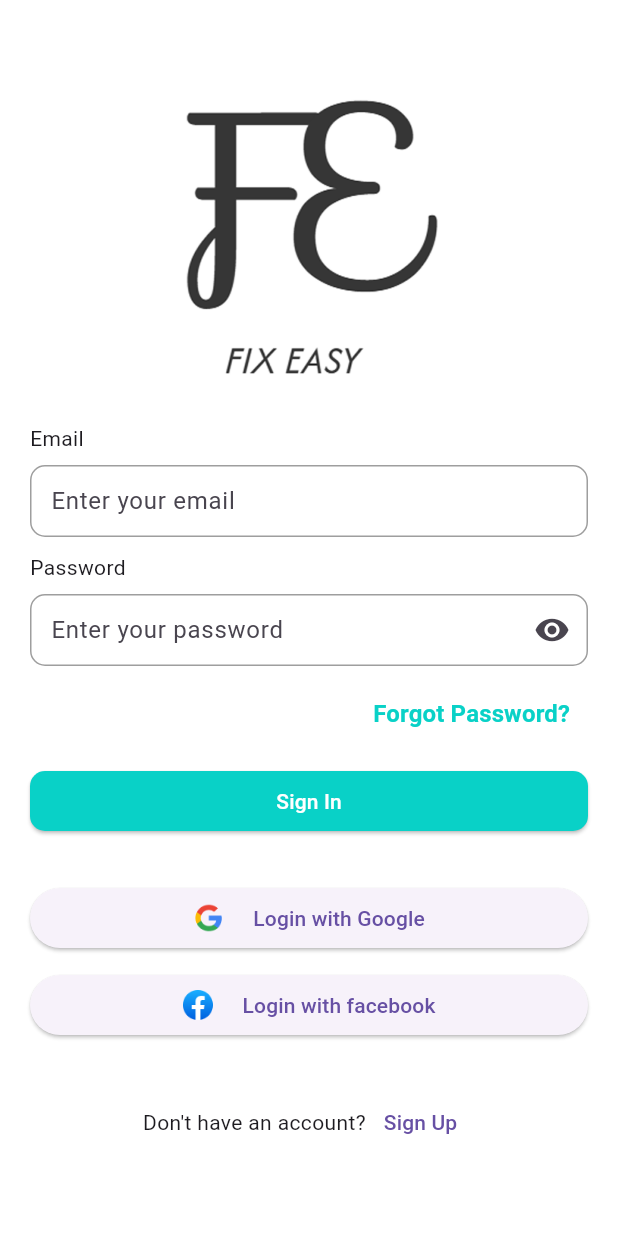
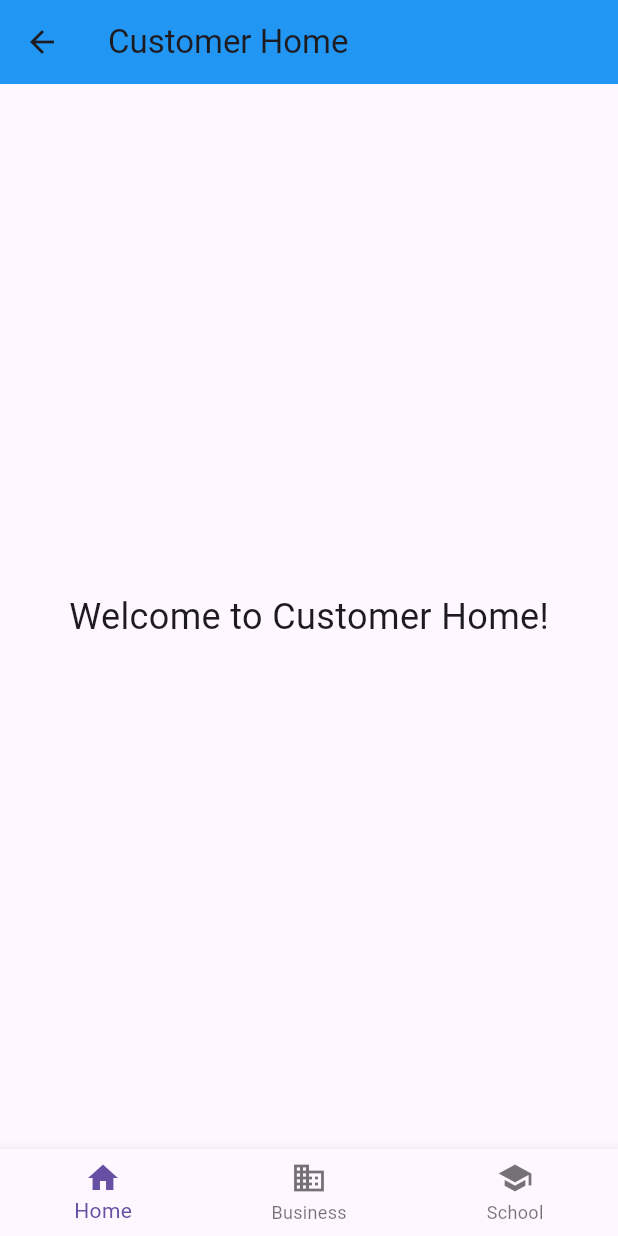
Before and after one commit to chand-latif/finalYearProject, a Flutter app: the screen it shows after launch, after a tap on "Login with Google", on a phone screen of 412 x 824 dp. Run offline on Flutter 3.47's test engine with Material 3 defaults, Android fonts, the light colour scheme and no system bars; our stand-ins replace pin_code_fields.

Commit message:
added home screen on google login button for test

```diff
--- /dev/null
+++ b/lib/customer_home.dart
@@ -0,0 +1,28 @@
+import 'package:flutter/material.dart';
+import 'nav_bar.dart';
+
+class CustomerHome extends StatefulWidget {
+  const CustomerHome({super.key});
+
+  @override
+  State<CustomerHome> createState() => _CustomerHomeState();
+}
+
+class _CustomerHomeState extends State<CustomerHome> {
+  @override
+  Widget build(BuildContext context) {
+    return Scaffold(
+      appBar: AppBar(
+        title: Text('Customer Home'),
+        backgroundColor: Colors.blue,
+      ),
+      body: Center(
+        child: Text(
+          'Welcome to Customer Home!',
+          style: TextStyle(fontSize: 24),
+        ),
+      ),
+      bottomNavigationBar: CustomNavBar(),
+    );
+  }
+}
--- a/lib/forgot_password.dart
+++ b/lib/forgot_password.dart
@@ -1,6 +1,6 @@
 import 'package:flutter/material.dart';
 import 'theme.dart';
-import 'verficationOTP.dart';
+import 'verfication_otp.dart';
 
 class ForgotPassword extends StatefulWidget {
   const ForgotPassword({super.key});
--- a/lib/login_screen.dart
+++ b/lib/login_screen.dart
@@ -119,7 +119,7 @@ class _MyHomePageState extends State<MyHomePage> {
                                 textAlign: TextAlign.center,
                               ),
                               onPressed: () {
-                                Navigator.pushNamed(context, '/forgotPassword');
+                                Navigator.pushNamed(context, '/ForgotPassword');
                               },
                             ),
                           ],
@@ -149,7 +149,9 @@ class _MyHomePageState extends State<MyHomePage> {
                     SizedBox(
                       width: double.infinity,
                       child: ElevatedButton(
-                        onPressed: () {},
+                        onPressed: () {
+                          Navigator.pushNamed(context, '/customerHome');
+                        },
                         child: Row(
                           spacing: 20,
                           mainAxisAlignment: MainAxisAlignment.center,
--- a/lib/main.dart
+++ b/lib/main.dart
@@ -5,6 +5,7 @@ import 'sign_up.dart';
 import 'forgot_password.dart';
 import 'new_password.dart';
 import 'password_confirmation.dart';
+import 'customer_home.dart';
 
 void main() {
   runApp(const MyApp());
@@ -22,9 +23,10 @@ class MyApp extends StatelessWidget {
         '/home': (context) => MyHomePage(title: 'FYP'),
         '/accountType': (context) => ChooseAccountType(),
         '/signUp': (context) => SignUp(),
-        '/forgotPassword': (context) => forgotPassword(),
-        '/newPassword': (context) => newPassword(),
-        '/passwordConfirmation': (context) => passwordConfirmation(),
+        '/ForgotPassword': (context) => ForgotPassword(),
+        '/NewPassword': (context) => NewPassword(),
+        '/PasswordConfirmation': (context) => PasswordConfirmation(),
+        '/customerHome': (context) => CustomerHome(),
       },
       title: 'FYP',
 
```
